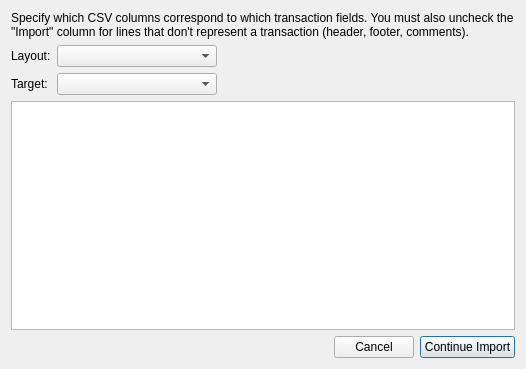
Qt form qt/ui/csv_options.ui (Mouchnino/moneyguru) before a commit.
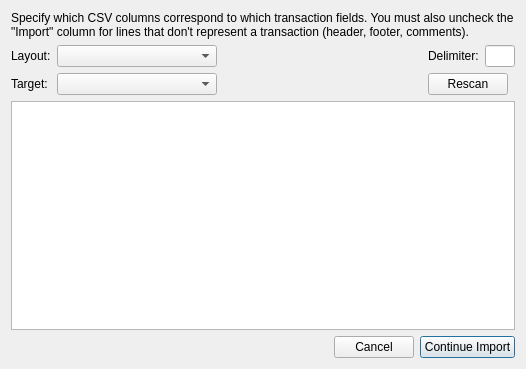
The same form after that commit.

Commit message: [#72 state:fixed] Added a Delimiter chooser and a Rescan button to the CSV options dialog.

What changed in the file:
```diff
--- a/qt/ui/csv_options.ui
+++ b/qt/ui/csv_options.ui
@@ -43,6 +43,23 @@
        </property>
       </widget>
      </item>
+     <item row="0" column="3">
+      <widget class="QLabel" name="label_4">
+       <property name="text">
+        <string>Delimiter:</string>
+       </property>
+      </widget>
+     </item>
+     <item row="0" column="4">
+      <widget class="QLineEdit" name="fieldSeparatorEdit">
+       <property name="maximumSize">
+        <size>
+         <width>30</width>
+         <height>16777215</height>
+        </size>
+       </property>
+      </widget>
+     </item>
      <item row="1" column="0">
       <widget class="QLabel" name="label_3">
        <property name="text">
@@ -53,7 +70,20 @@
      <item row="1" column="1">
       <widget class="QComboBox" name="targetComboBox"/>
      </item>
-     <item row="0" column="2">
+     <item row="1" column="3" colspan="2">
+      <widget class="QPushButton" name="rescanButton">
+       <property name="sizePolicy">
+        <sizepolicy hsizetype="Maximum" vsizetype="Fixed">
+         <horstretch>0</horstretch>
+         <verstretch>0</verstretch>
+        </sizepolicy>
+       </property>
+       <property name="text">
+        <string>Rescan</string>
+       </property>
+      </widget>
+     </item>
+     <item row="1" column="2">
       <spacer name="horizontalSpacer">
        <property name="orientation">
         <enum>Qt::Horizontal</enum>
```
The commit also changes 10 other files.
